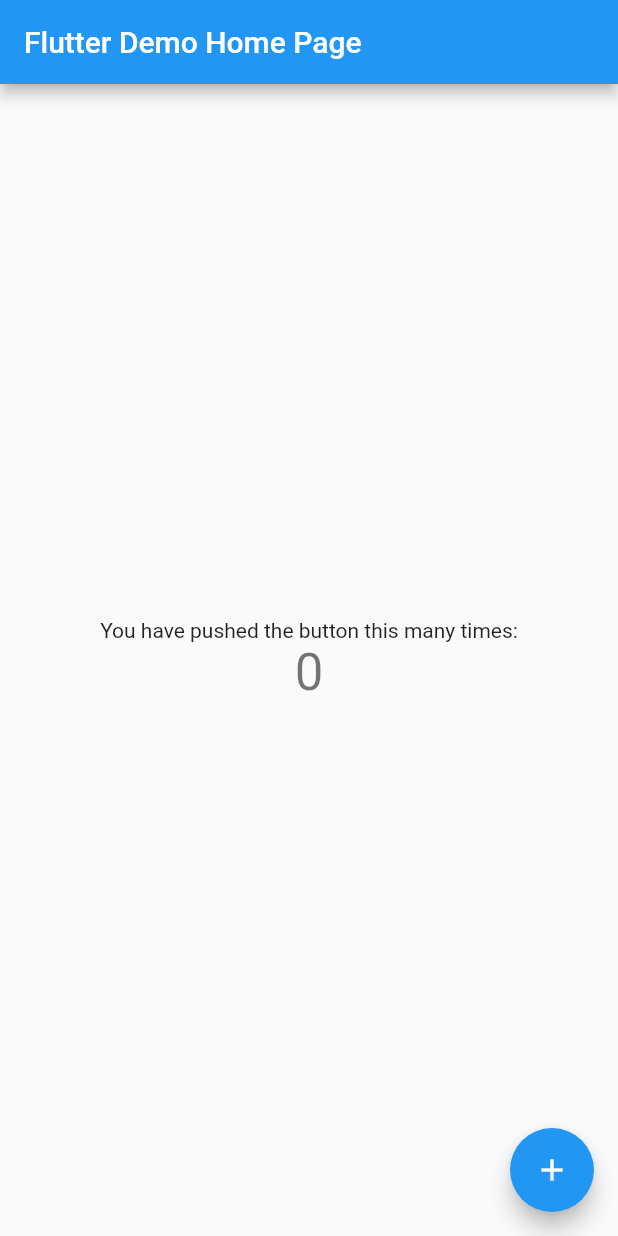
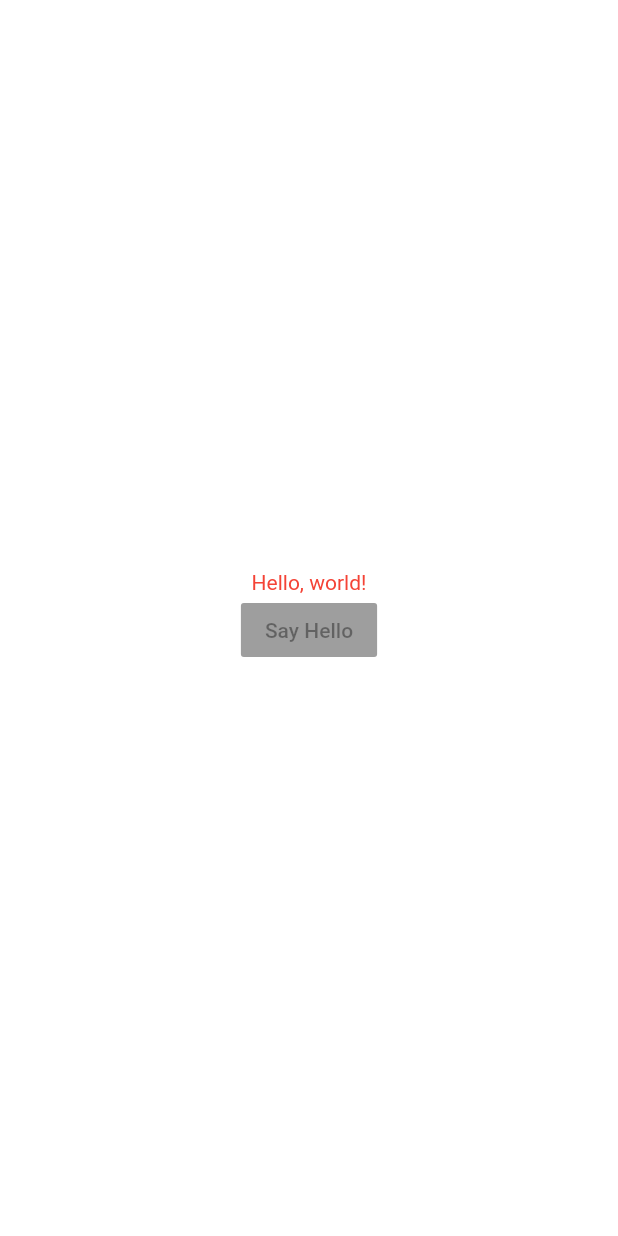
Before and after one commit to trevorwang/flutter-demo, a Flutter app: the screen it shows after launch, on a phone screen of 412 x 824 dp. Run offline on Flutter 3.47's test engine with Material 2 defaults, Android fonts, the phone set to English and light mode, and no system bars.

Commit message:
init minimium widgets

```diff
--- a/lib/main.dart
+++ b/lib/main.dart
@@ -1,109 +1,28 @@
 import 'package:flutter/material.dart';
 
-void main() => runApp(new MyApp());
-
-class MyApp extends StatelessWidget {
-  // This widget is the root of your application.
-  @override
-  Widget build(BuildContext context) {
-    return new MaterialApp(
-      title: 'Flutter Demo',
-      theme: new ThemeData(
-        // This is the theme of your application.
-        //
-        // Try running your application with "flutter run". You'll see the
-        // application has a blue toolbar. Then, without quitting the app, try
-        // changing the primarySwatch below to Colors.green and then invoke
-        // "hot reload" (press "r" in the console where you ran "flutter run",
-        // or press Run > Flutter Hot Reload in IntelliJ). Notice that the
-        // counter didn't reset back to zero; the application is not restarted.
-        primarySwatch: Colors.blue,
-      ),
-      home: new MyHomePage(title: 'Flutter Demo Home Page'),
-    );
-  }
+void main() {
+  runApp(
+    Container(
+      color: Colors.white,
+      child: Center(
+          child: Column(
+        mainAxisAlignment: MainAxisAlignment.center,
+        mainAxisSize: MainAxisSize.min,
+        children: <Widget>[
+          Text(
+            'Hello, world!',
+            textDirection: TextDirection.ltr,
+            style: TextStyle(color: Colors.red),
+          ),
+          RaisedButton(
+            child: Text(
+              'Say Hello',
+              textDirection: TextDirection.ltr,
+            ),
+            onPressed: null,
+          )
+        ],
+      )),
+    ),
+  );
 }
-
-class MyHomePage extends StatefulWidget {
-  MyHomePage({Key key, this.title}) : super(key: key);
-
-  // This widget is the home page of your application. It is stateful, meaning
-  // that it has a State object (defined below) that contains fields that affect
-  // how it looks.
-
-  // This class is the configuration for the state. It holds the values (in this
-  // case the title) provided by the parent (in this case the App widget) and
-  // used by the build method of the State. Fields in a Widget subclass are
-  // always marked "final".
-
-  final String title;
-
-  @override
-  _MyHomePageState createState() => new _MyHomePageState();
-}
-
-class _MyHomePageState extends State<MyHomePage> {
-  int _counter = 0;
-
-  void _incrementCounter() {
-    setState(() {
-      // This call to setState tells the Flutter framework that something has
-      // changed in this State, which causes it to rerun the build method below
-      // so that the display can reflect the updated values. If we changed
-      // _counter without calling setState(), then the build method would not be
-      // called again, and so nothing would appear to happen.
-      _counter++;
-    });
-  }
-
-  @override
-  Widget build(BuildContext context) {
-    // This method is rerun every time setState is called, for instance as done
-    // by the _incrementCounter method above.
-    //
-    // The Flutter framework has been optimized to make rerunning build methods
-    // fast, so that you can just rebuild anything that needs updating rather
-    // than having to individually change instances of widgets.
-    return new Scaffold(
-      appBar: new AppBar(
-        // Here we take the value from the MyHomePage object that was created by
-        // the App.build method, and use it to set our appbar title.
-        title: new Text(widget.title),
-      ),
-      body: new Center(
-        // Center is a layout widget. It takes a single child and positions it
-        // in the middle of the parent.
-        child: new Column(
-          // Column is also layout widget. It takes a list of children and
-          // arranges them vertically. By default, it sizes itself to fit its
-          // children horizontally, and tries to be as tall as its parent.
-          //
-          // Invoke "debug paint" (press "p" in the console where you ran
-          // "flutter run", or select "Toggle Debug Paint" from the Flutter tool
-          // window in IntelliJ) to see the wireframe for each widget.
-          //
-          // Column has various properties to control how it sizes itself and
-          // how it positions its children. Here we use mainAxisAlignment to
-          // center the children vertically; the main axis here is the vertical
-          // axis because Columns are vertical (the cross axis would be
-          // horizontal).
-          mainAxisAlignment: MainAxisAlignment.center,
-          children: <Widget>[
-            new Text(
-              'You have pushed the button this many times:',
-            ),
-            new Text(
-              '$_counter',
-              style: Theme.of(context).textTheme.display1,
-            ),
-          ],
-        ),
-      ),
-      floatingActionButton: new FloatingActionButton(
-        onPressed: _incrementCounter,
-        tooltip: 'Increment',
-        child: new Icon(Icons.add),
-      ), // This trailing comma makes auto-formatting nicer for build methods.
-    );
-  }
-}
```
